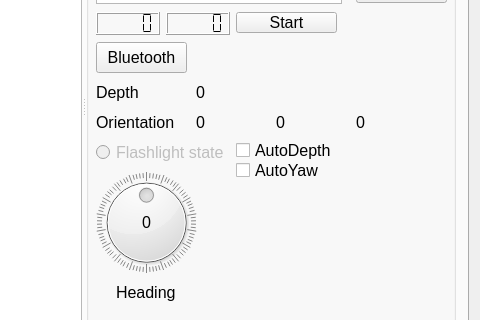
Before: the Qt Designer form mainwindow.ui in robocenter-rov/remote-control, drawn with Qt 5; both pictures show x 768 to 1248 and y 267 to 587 of the 1248 by 723 pixel window.
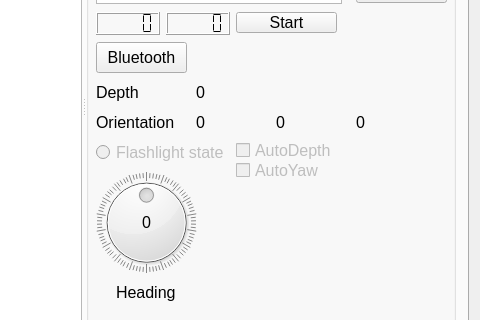
After: the same form once the commit is applied. Custom widgets are drawn as their Qt base class.

Commit message: Update ui: change  enable property of checkboxes for auto modes

```diff
--- a/mainwindow.ui
+++ b/mainwindow.ui
@@ -562,6 +562,9 @@
             </property>
            </widget>
            <widget class="QCheckBox" name="autoDepthMainInfoCB">
+            <property name="enabled">
+             <bool>false</bool>
+            </property>
             <property name="geometry">
              <rect>
               <x>150</x>
@@ -575,6 +578,9 @@
             </property>
            </widget>
            <widget class="QCheckBox" name="autoYawMainInfoCB">
+            <property name="enabled">
+             <bool>false</bool>
+            </property>
             <property name="geometry">
              <rect>
               <x>150</x>
```
